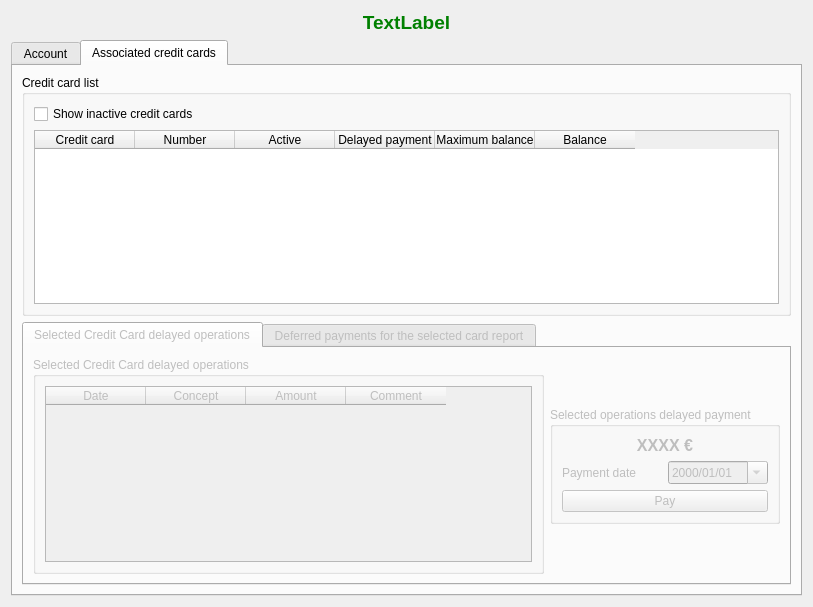
Old version of the form ui/frmAccountsReport.ui in the repository turulomio/xulpymoney.
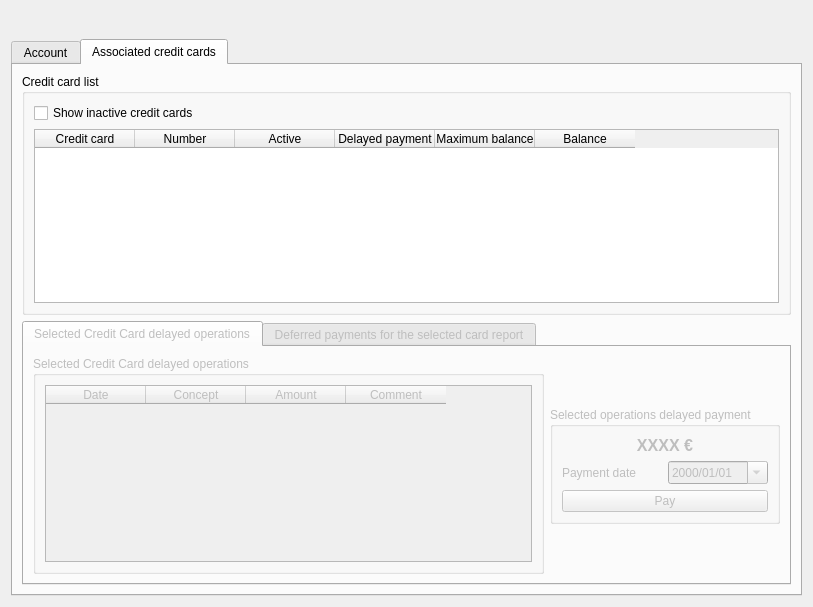
New version of the form. The open tabs and pages were chosen to show the change. Icons and pictures are not drawn. Custom widgets are drawn as their Qt base class.

Diff of the .ui file:
```diff
--- a/ui/frmAccountsReport.ui
+++ b/ui/frmAccountsReport.ui
@@ -39,7 +39,7 @@
         <string notr="true">color: rgb(0, 128, 0);</string>
        </property>
        <property name="text">
-        <string>TextLabel</string>
+        <string/>
        </property>
        <property name="alignment">
         <set>Qt::AlignCenter</set>
```
Left out of the diff: 4 changed lines with no effect on the pictures.
